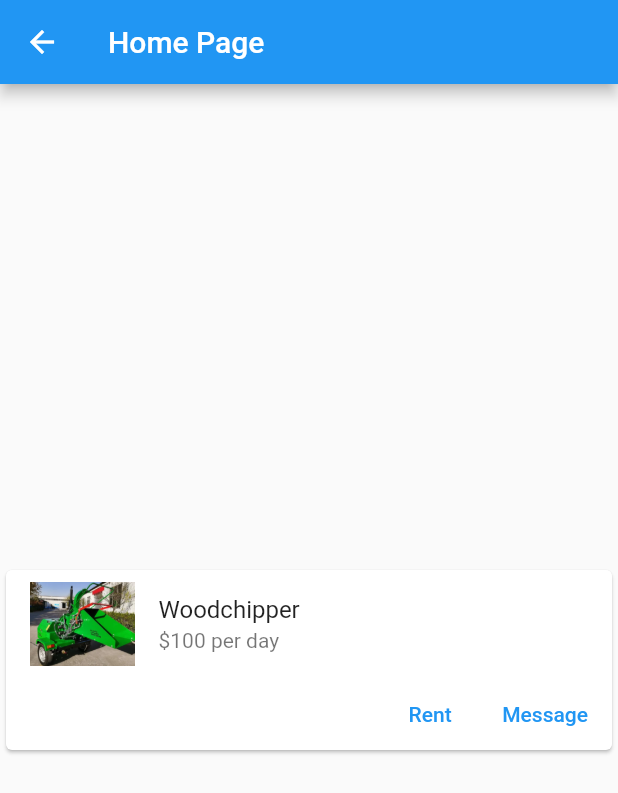
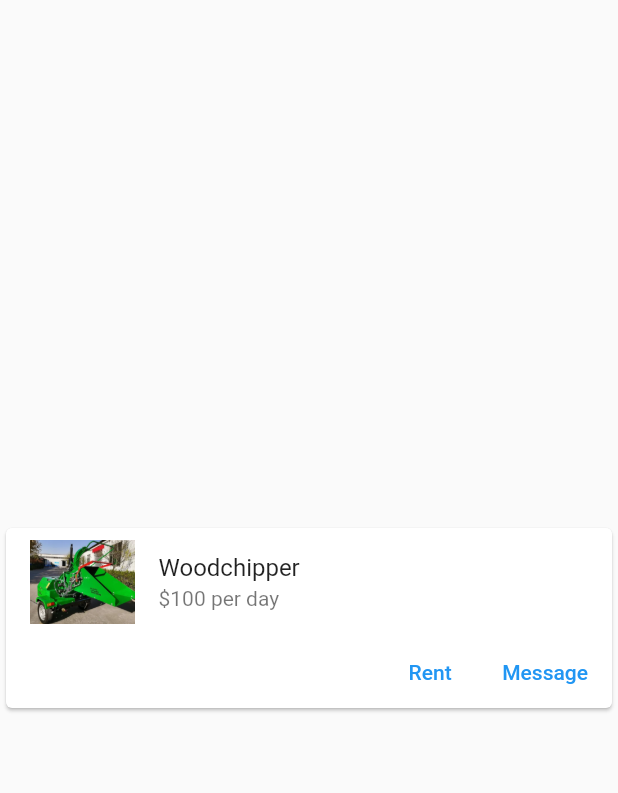
Before and after one commit to Jschofi95/Utool, a Flutter app: the HomePage screen opened directly, on a phone screen of 412 x 824 dp. Shown: the top 793 px of the screen. Run offline on Flutter 3.47's test engine with Material 2 defaults, Android fonts, the phone set to English and light mode, and no system bars.

Commit message:
Moved "MyCard" class into its own file and folder. Added import for "MyCard" class to homepage.dart

```diff
--- /dev/null
+++ b/lib/card/my_card.dart
@@ -0,0 +1,38 @@
+import 'package:flutter/material.dart';
+
+class MyCard extends StatelessWidget {
+  const MyCard({super.key});
+
+  @override
+  Widget build(BuildContext context) {
+    return Center(
+      child: Card(
+        child: Column(
+          mainAxisSize: MainAxisSize.min,
+          children: <Widget>[
+            ListTile(
+              leading: Image.asset('assets/woodchipper_placeholder.png'),
+              title: Text('Woodchipper'),
+              subtitle: Text('\$100 per day'),
+            ),
+            Row(
+              mainAxisAlignment: MainAxisAlignment.end,
+              children: <Widget>[
+                TextButton(
+                  child: const Text('Rent'),
+                  onPressed: () {/* ... */},
+                ),
+                const SizedBox(width: 8),
+                TextButton(
+                  child: const Text('Message'),
+                  onPressed: () {/* ... */},
+                ),
+                const SizedBox(width: 8),
+              ],
+            ),
+          ],
+        ),
+      ),
+    );
+  }
+}
--- a/lib/homepage/homepage.dart
+++ b/lib/homepage/homepage.dart
@@ -1,4 +1,5 @@
 import 'package:flutter/material.dart';
+import 'package:utool/card/my_card.dart';
 
 class HomePage extends StatefulWidget {
   const HomePage({super.key});
@@ -10,48 +11,8 @@ class HomePage extends StatefulWidget {
 class _HomePageState extends State<HomePage> {
   @override
   Widget build(BuildContext context) {
-    return Scaffold(
-      appBar: AppBar(
-        title: const Text("Home Page"),
-      ),
-      body: const MyCards(),
+    return const Scaffold(
+      body: MyCard(),
     );
   }
 }
-
-class MyCards extends StatelessWidget {
-  const MyCards({super.key});
-
-  @override
-  Widget build(BuildContext context) {
-    return Center(
-      child: Card(
-        child: Column(
-          mainAxisSize: MainAxisSize.min,
-          children: <Widget>[
-            ListTile(
-              leading: Image.asset('assets/woodchipper_placeholder.png'),
-              title: Text('Woodchipper'),
-              subtitle: Text('\$100 per day'),
-            ),
-            Row(
-              mainAxisAlignment: MainAxisAlignment.end,
-              children: <Widget>[
-                TextButton(
-                  child: const Text('Rent'),
-                  onPressed: () {/* ... */},
-                ),
-                const SizedBox(width: 8),
-                TextButton(
-                  child: const Text('Message'),
-                  onPressed: () {/* ... */},
-                ),
-                const SizedBox(width: 8),
-              ],
-            ),
-          ],
-        ),
-      ),
-    );
-  }
-}
--- a/lib/main.dart
+++ b/lib/main.dart
@@ -1,5 +1,5 @@
 import 'package:flutter/material.dart';
-import 'package:utool/reviewpage/reviewpage.dart';
+import 'package:utool/login/login.dart';
 
 void main() {
   runApp(MyApp());
@@ -12,7 +12,7 @@ class MyApp extends StatelessWidget {
   Widget build(BuildContext context) {
     return const MaterialApp(
       title: 'My App',
-      home: ReviewPage(),
+      home: LoginPage(),
     );
   }
 }
```
